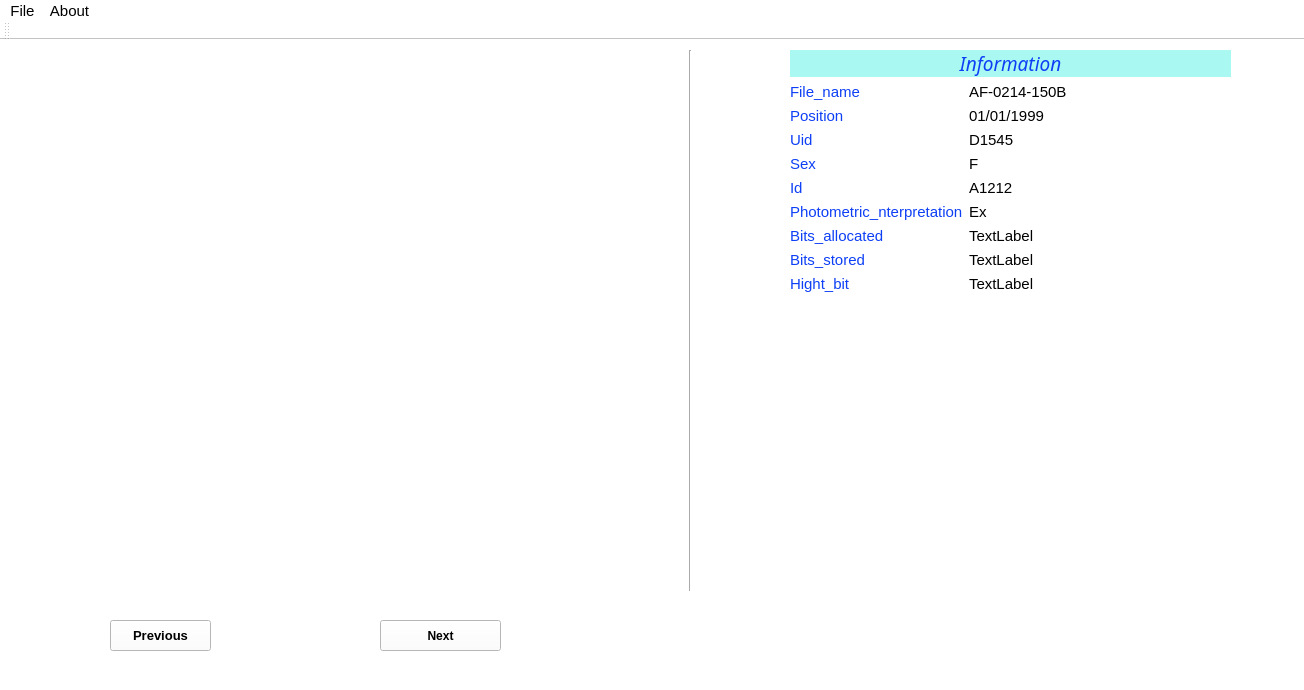
This is mainwindow.ui in badungphan99/dicom-converter as Qt 5 draws it before an edit. The edited form follows.
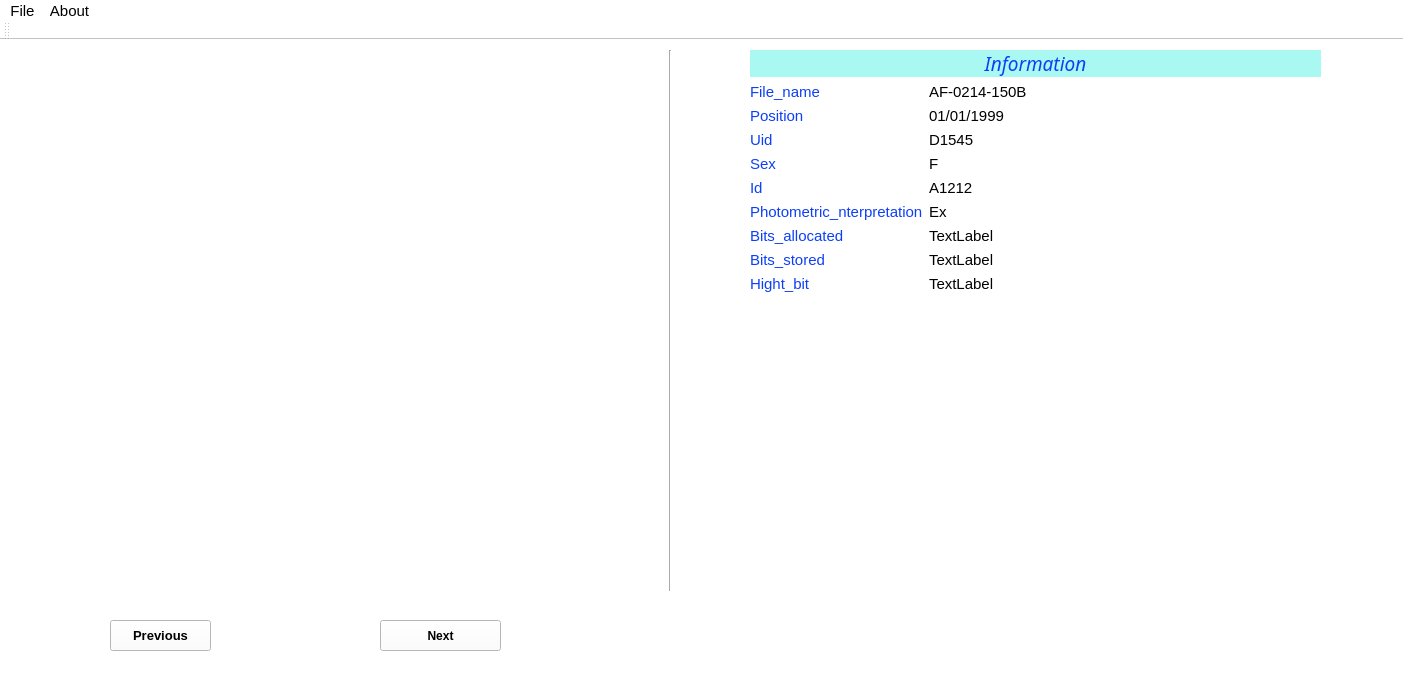
This is the edited form. Icons and pictures are not drawn.

Commit message: update giao dien cua thong tin benh nhan

The edit to the form file:
```diff
--- a/mainwindow.ui
+++ b/mainwindow.ui
@@ -6,7 +6,7 @@
    <rect>
     <x>0</x>
     <y>0</y>
-    <width>1304</width>
+    <width>1403</width>
     <height>690</height>
    </rect>
   </property>
@@ -45,7 +45,7 @@
    <widget class="Line" name="line">
     <property name="geometry">
      <rect>
-      <x>670</x>
+      <x>650</x>
       <y>10</y>
       <width>41</width>
       <height>541</height>
@@ -58,10 +58,10 @@
    <widget class="QWidget" name="layoutWidget">
     <property name="geometry">
      <rect>
-      <x>790</x>
+      <x>750</x>
       <y>10</y>
-      <width>441</width>
-      <height>251</height>
+      <width>571</width>
+      <height>301</height>
      </rect>
     </property>
     <layout class="QFormLayout" name="formLayout">
@@ -845,7 +845,7 @@
     <rect>
      <x>0</x>
      <y>0</y>
-     <width>1304</width>
+     <width>1403</width>
      <height>26</height>
     </rect>
    </property>
```
